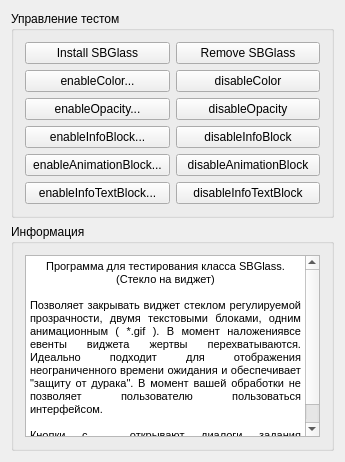
The window that Qt/my_old_programm/SBGlass/src/ui/sbcontrol.ui (RinatB2017/mega_GIT) describes before a commit, drawn with Qt 5.
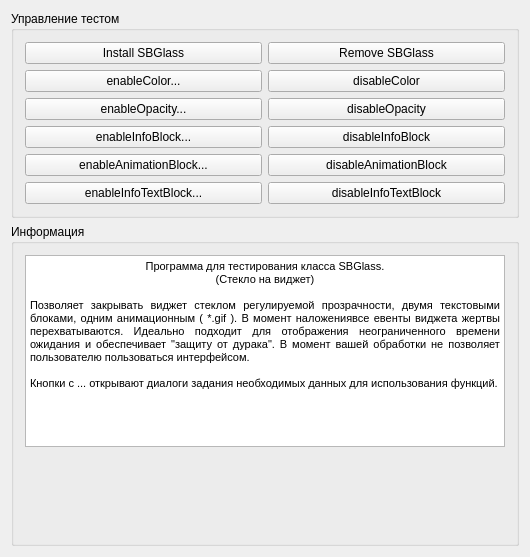
The same window after the commit.

The edit to the form file:
```diff
--- a/Qt/my_old_programm/SBGlass/src/ui/sbcontrol.ui
+++ b/Qt/my_old_programm/SBGlass/src/ui/sbcontrol.ui
@@ -6,8 +6,8 @@
    <rect>
     <x>0</x>
     <y>0</y>
-    <width>345</width>
-    <height>462</height>
+    <width>530</width>
+    <height>557</height>
    </rect>
   </property>
   <property name="minimumSize">
@@ -132,13 +132,13 @@
          <string>&lt;!DOCTYPE HTML PUBLIC &quot;-//W3C//DTD HTML 4.0//EN&quot; &quot;http://www.w3.org/TR/REC-html40/strict.dtd&quot;&gt;
 &lt;html&gt;&lt;head&gt;&lt;meta name=&quot;qrichtext&quot; content=&quot;1&quot; /&gt;&lt;style type=&quot;text/css&quot;&gt;
 p, li { white-space: pre-wrap; }
-&lt;/style&gt;&lt;/head&gt;&lt;body style=&quot; font-family:'MS Shell Dlg 2'; font-size:8.25pt; font-weight:400; font-style:normal;&quot;&gt;
-&lt;p align=&quot;center&quot; style=&quot; margin-top:0px; margin-bottom:0px; margin-left:0px; margin-right:0px; -qt-block-indent:0; text-indent:0px;&quot;&gt;&lt;span style=&quot; font-size:8pt;&quot;&gt;Программа для тестирования класса SBGlass.&lt;/span&gt;&lt;/p&gt;
-&lt;p align=&quot;center&quot; style=&quot; margin-top:0px; margin-bottom:0px; margin-left:0px; margin-right:0px; -qt-block-indent:0; text-indent:0px;&quot;&gt;&lt;span style=&quot; font-size:8pt;&quot;&gt;(Стекло на виджет)&lt;/span&gt;&lt;/p&gt;
-&lt;p align=&quot;center&quot; style=&quot;-qt-paragraph-type:empty; margin-top:0px; margin-bottom:0px; margin-left:0px; margin-right:0px; -qt-block-indent:0; text-indent:0px; font-size:8pt;&quot;&gt;&lt;/p&gt;
-&lt;p align=&quot;justify&quot; style=&quot; margin-top:0px; margin-bottom:0px; margin-left:0px; margin-right:0px; -qt-block-indent:0; text-indent:0px;&quot;&gt;&lt;span style=&quot; font-size:8pt;&quot;&gt;Позволяет закрывать виджет стеклом регулируемой прозрачности, двумя текстовыми блоками, одним анимационным ( *.gif ). В момент наложениявсе евенты виджета жертвы перехватываются. Идеально подходит для отображения неограниченного времени ожидания и обеспечивает &amp;quot;защиту от дурака&amp;quot;. В момент вашей обработки не позволяет пользователю пользоваться интерфейсом.&lt;/span&gt;&lt;/p&gt;
-&lt;p align=&quot;justify&quot; style=&quot;-qt-paragraph-type:empty; margin-top:0px; margin-bottom:0px; margin-left:0px; margin-right:0px; -qt-block-indent:0; text-indent:0px; font-size:8pt;&quot;&gt;&lt;/p&gt;
-&lt;p align=&quot;justify&quot; style=&quot; margin-top:0px; margin-bottom:0px; margin-left:0px; margin-right:0px; -qt-block-indent:0; text-indent:0px;&quot;&gt;&lt;span style=&quot; font-size:8pt;&quot;&gt;Кнопки с ... открывают диалоги задания необходимых данных для использования функций.&lt;/span&gt;&lt;/p&gt;&lt;/body&gt;&lt;/html&gt;</string>
+&lt;/style&gt;&lt;/head&gt;&lt;body style=&quot; font-family:'Liberation Sans'; font-size:10pt; font-weight:400; font-style:normal;&quot;&gt;
+&lt;p align=&quot;center&quot; style=&quot; margin-top:0px; margin-bottom:0px; margin-left:0px; margin-right:0px; -qt-block-indent:0; text-indent:0px;&quot;&gt;&lt;span style=&quot; font-family:'MS Shell Dlg 2'; font-size:8pt;&quot;&gt;Программа для тестирования класса SBGlass.&lt;/span&gt;&lt;/p&gt;
+&lt;p align=&quot;center&quot; style=&quot; margin-top:0px; margin-bottom:0px; margin-left:0px; margin-right:0px; -qt-block-indent:0; text-indent:0px;&quot;&gt;&lt;span style=&quot; font-family:'MS Shell Dlg 2'; font-size:8pt;&quot;&gt;(Стекло на виджет)&lt;/span&gt;&lt;/p&gt;
+&lt;p align=&quot;center&quot; style=&quot;-qt-paragraph-type:empty; margin-top:0px; margin-bottom:0px; margin-left:0px; margin-right:0px; -qt-block-indent:0; text-indent:0px; font-family:'MS Shell Dlg 2'; font-size:8pt;&quot;&gt;&lt;br /&gt;&lt;/p&gt;
+&lt;p align=&quot;justify&quot; style=&quot; margin-top:0px; margin-bottom:0px; margin-left:0px; margin-right:0px; -qt-block-indent:0; text-indent:0px;&quot;&gt;&lt;span style=&quot; font-family:'MS Shell Dlg 2'; font-size:8pt;&quot;&gt;Позволяет закрывать виджет стеклом регулируемой прозрачности, двумя текстовыми блоками, одним анимационным ( *.gif ). В момент наложениявсе евенты виджета жертвы перехватываются. Идеально подходит для отображения неограниченного времени ожидания и обеспечивает &amp;quot;защиту от дурака&amp;quot;. В момент вашей обработки не позволяет пользователю пользоваться интерфейсом.&lt;/span&gt;&lt;/p&gt;
+&lt;p align=&quot;justify&quot; style=&quot;-qt-paragraph-type:empty; margin-top:0px; margin-bottom:0px; margin-left:0px; margin-right:0px; -qt-block-indent:0; text-indent:0px; font-family:'MS Shell Dlg 2'; font-size:8pt;&quot;&gt;&lt;br /&gt;&lt;/p&gt;
+&lt;p align=&quot;justify&quot; style=&quot; margin-top:0px; margin-bottom:0px; margin-left:0px; margin-right:0px; -qt-block-indent:0; text-indent:0px;&quot;&gt;&lt;span style=&quot; font-family:'MS Shell Dlg 2'; font-size:8pt;&quot;&gt;Кнопки с ... открывают диалоги задания необходимых данных для использования функций.&lt;/span&gt;&lt;/p&gt;&lt;/body&gt;&lt;/html&gt;</string>
         </property>
        </widget>
       </item>
```
